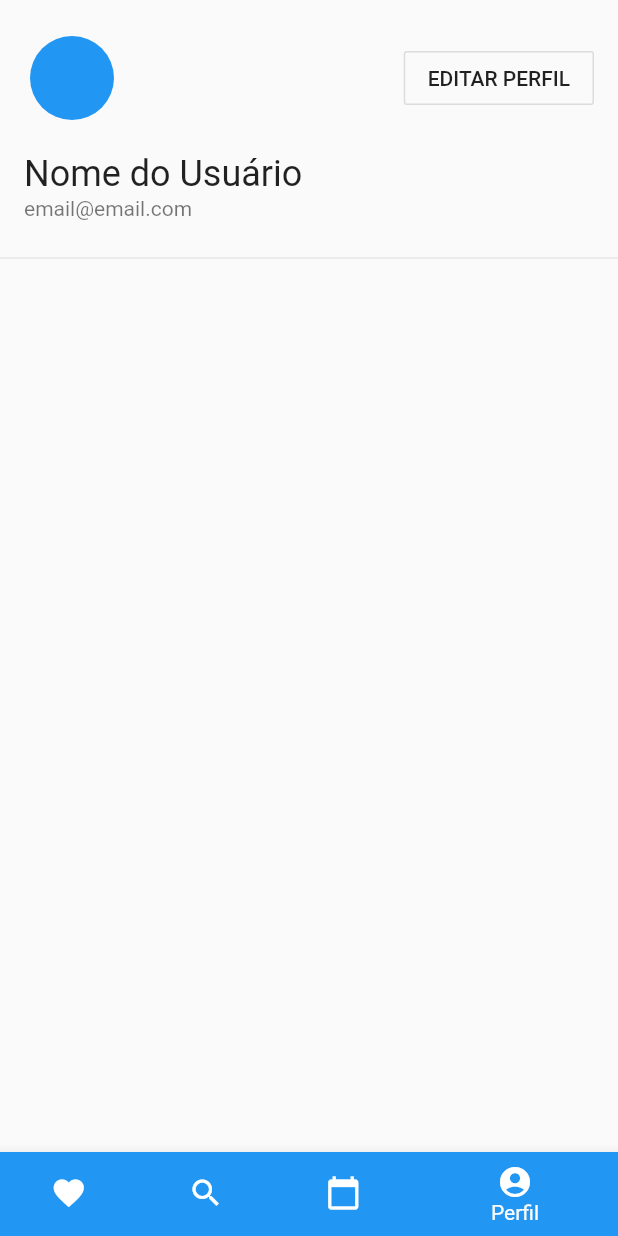
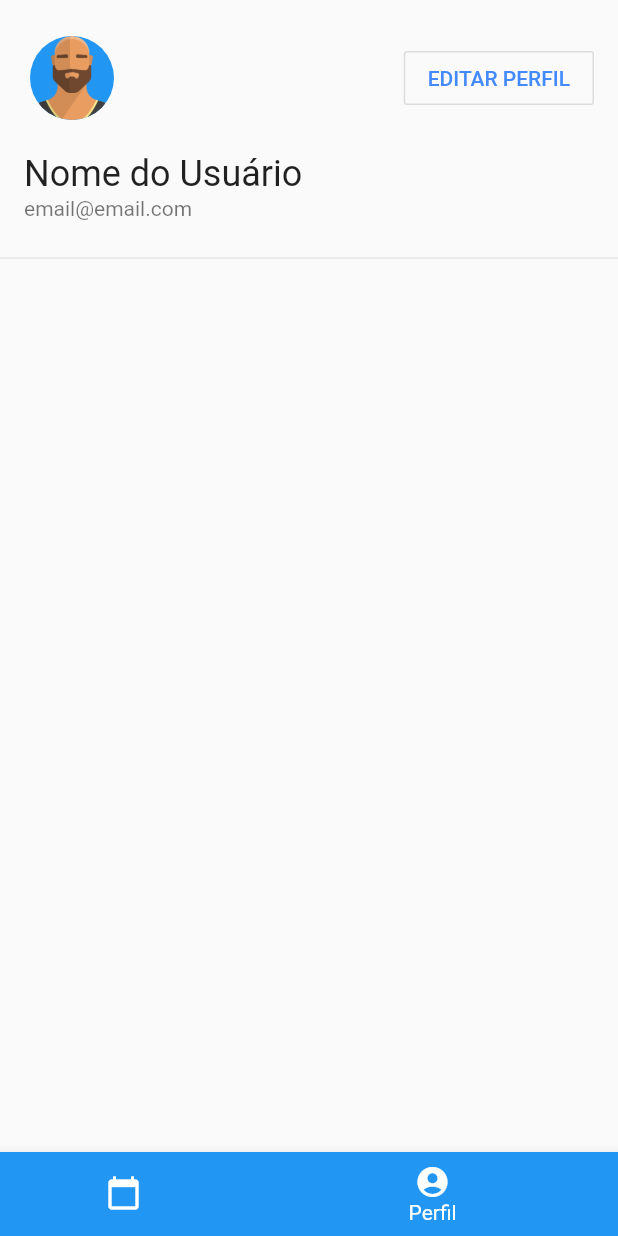
Before and after one commit to kFurlan/SmartHome, a Flutter app: the screen it shows after launch, on a phone screen of 412 x 824 dp. Run offline on Flutter 3.47's test engine with Material 2 defaults, Android fonts, the phone set to English and light mode, and no system bars.

Commit message:
BottomNavigation na main e ajustes cosméticos

```diff
--- a/app/lib/main.dart
+++ b/app/lib/main.dart
@@ -11,7 +11,59 @@ class MyApp extends StatelessWidget {
       theme: ThemeData(
         primarySwatch: Colors.blue,
       ),
-      home: ProfileInfoPage(),
+      home: HomePage(),
     );
   }
 }
+
+class HomePage extends StatefulWidget {
+  @override
+  _HomePageState createState() => _HomePageState();
+}
+
+class _HomePageState extends State<HomePage> {
+  var currentPageIndex = 1;
+
+  List<Widget> pages;
+  Widget currentPage;
+
+  ProfileInfoPage profileInfoPage;
+
+  @override
+  void initState() {
+    this.profileInfoPage = ProfileInfoPage();
+    this.pages = [
+      Placeholder(),
+      profileInfoPage,
+    ];
+    super.initState();
+  }
+
+  @override
+  Widget build(BuildContext context) {
+    return Scaffold(
+      body: this.pages[this.currentPageIndex], // Sincroniza com a página atual
+      bottomNavigationBar: BottomNavigationBar(
+        currentIndex: this.currentPageIndex, // Sincroniza com a página atual
+        type: BottomNavigationBarType.shifting,
+        onTap: (int index) {
+          setState(() {
+            this.currentPageIndex = index;
+          });
+        },
+        items: <BottomNavigationBarItem>[
+          BottomNavigationBarItem(
+            title: Text('Placeholder'),
+            backgroundColor: Colors.orange,
+            icon: Icon(Icons.calendar_today),
+          ),
+          BottomNavigationBarItem(
+            title: Text('Perfil'),
+            backgroundColor: Colors.blue,
+            icon: Icon(Icons.account_circle),
+          ),
+        ],
+      ),
+    );
+  }
+}
--- a/app/lib/pages/profile_info.dart
+++ b/app/lib/pages/profile_info.dart
@@ -22,10 +22,14 @@ class _ProfileInfoPageState extends State<ProfileInfoPage> {
               child: ListTile(
                 leading: CircleAvatar(
                   radius: 32.0,
+                  backgroundImage: AssetImage('images/human.png'),
                   backgroundColor: Colors.blue,
                 ),
                 trailing: OutlineButton(
-                    child: Text('EDITAR PERFIL'),
+                  child: Text(
+                    'EDITAR PERFIL',
+                    style: TextStyle(color: Colors.blueAccent),
+                  ),
                   onPressed: () {
                     Navigator.push(
                       context,
@@ -48,38 +52,6 @@ class _ProfileInfoPageState extends State<ProfileInfoPage> {
           ],
         ),
       ),
-      ),
-      bottomNavigationBar: BottomNavigationBar(
-        currentIndex: this.currentPage, // Sincroniza com a página atual
-        type: BottomNavigationBarType.shifting,
-        onTap: (int index) {
-          setState(() {
-            this.currentPage = index;
-          });
-        },
-        items: <BottomNavigationBarItem>[
-          BottomNavigationBarItem(
-            title: Text('Favoritos'),
-            backgroundColor: Colors.pink,
-            icon: Icon(Icons.favorite),
-          ),
-          BottomNavigationBarItem(
-            title: Text('Pesquisa'),
-            backgroundColor: Colors.green,
-            icon: Icon(Icons.search),
-          ),
-          BottomNavigationBarItem(
-            title: Text('Agenda'),
-            backgroundColor: Colors.orange,
-            icon: Icon(Icons.calendar_today),
-          ),
-          BottomNavigationBarItem(
-            title: Text('Perfil'),
-            backgroundColor: Colors.blue,
-            icon: Icon(Icons.account_circle),
-          ),
-        ],
-      ),
-    );
+    ));
   }
 }
--- a/app/pubspec.yaml
+++ b/app/pubspec.yaml
@@ -37,9 +37,8 @@ flutter:
   uses-material-design: true
 
   # To add assets to your application, add an assets section, like this:
-  # assets:
-  #  - images/a_dot_burr.jpeg
-  #  - images/a_dot_ham.jpeg
+  assets:
+     - images/human.png
 
   # An image asset can refer to one or more resolution-specific "variants", see
   # https://flutter.io/assets-and-images/#resolution-aware.
```
Also changed, not shown: app/lib/pages/profile_edit.dart (+3 -32 lines), app/images/human.png (added). Lines whose indentation alone changed are shown as unchanged.
